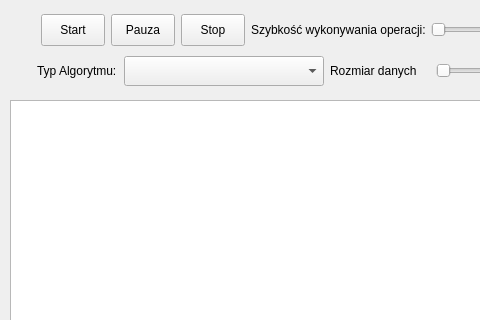
This is mainwindow.ui in dawib19992/WizualizatorSortowania as Qt 5 draws it before an edit; both pictures show x 0 to 480 and y 0 to 320 of the 1369 by 755 pixel window. The edited form follows.
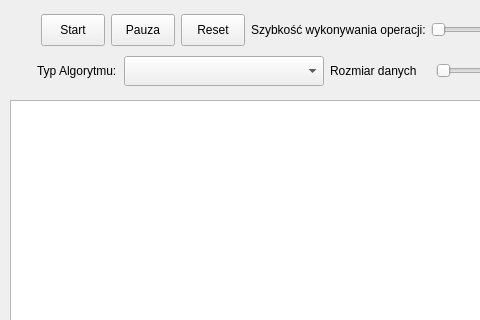
This is the edited form.

Diff of the .ui file:
```diff
--- a/mainwindow.ui
+++ b/mainwindow.ui
@@ -107,7 +107,7 @@
                 </size>
                </property>
                <property name="text">
-                <string>Stop</string>
+                <string>Reset</string>
                </property>
               </widget>
              </item>
```
